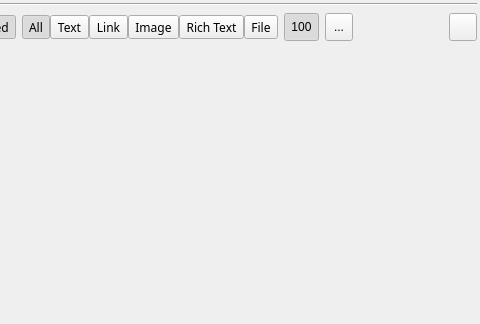
The window that widget/MPasteWidget.ui (SeptemberHX/MPaste) describes before a commit, drawn with Qt 5; both pictures show x 385 to 865 and y 0 to 324 of the 865 by 324 pixel window.
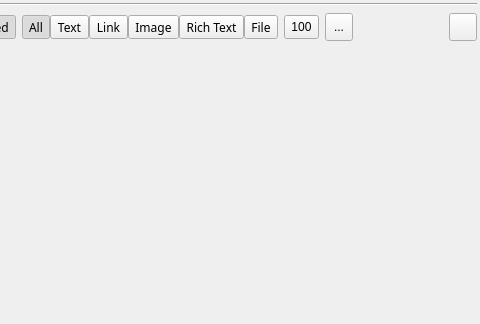
The same window after the commit. Icons and pictures are not drawn.

```diff
--- a/widget/MPasteWidget.ui
+++ b/widget/MPasteWidget.ui
@@ -400,24 +400,21 @@
        <widget class="QToolButton" name="countArea">
         <property name="minimumSize">
          <size>
-          <width>28</width>
+          <width>30</width>
           <height>0</height>
          </size>
         </property>
         <property name="maximumSize">
          <size>
           <width>16777215</width>
-          <height>28</height>
+          <height>24</height>
          </size>
         </property>
         <property name="text">
          <string>100</string>
         </property>
         <property name="checkable">
-         <bool>true</bool>
-        </property>
-        <property name="checked">
-         <bool>true</bool>
+         <bool>false</bool>
         </property>
        </widget>
       </item>
```
Lines whose indentation alone changed are shown as unchanged.
